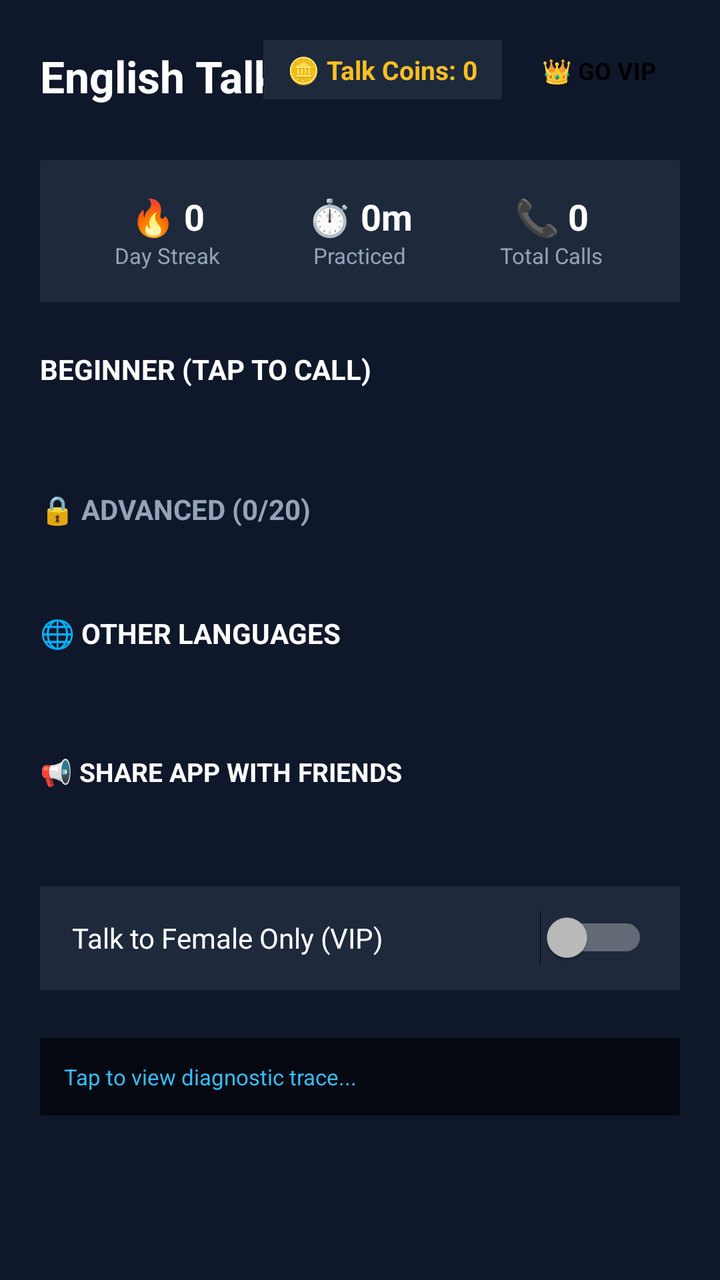
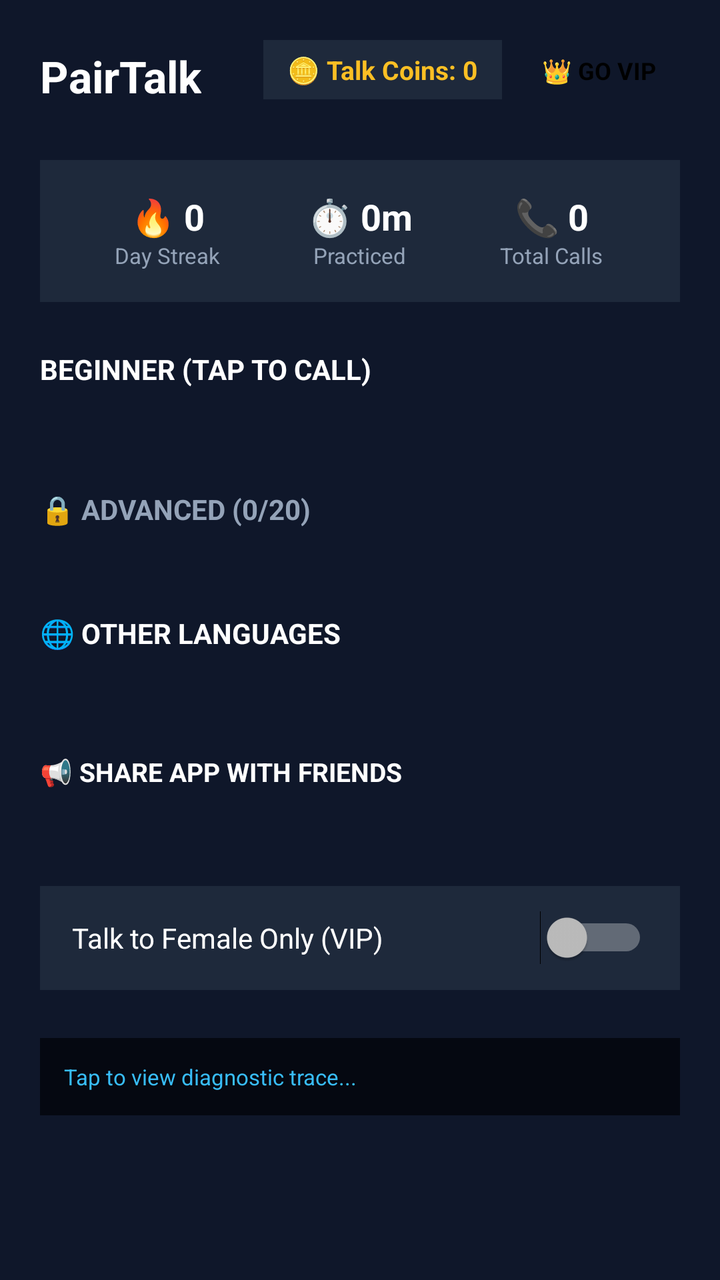

Screens rendered from an Android XML layout before and after an edit, with the pre-edit source and the edit as a unified diff.
<!-- AndroidManifest.xml: application theme android:Theme.Material.NoActionBar -->
<!-- res/layout/activity_main.xml -->
<?xml version="1.0" encoding="utf-8"?>
<FrameLayout xmlns:android="http://schemas.android.com/apk/res/android"
    android:layout_width="match_parent"
    android:layout_height="match_parent"
    android:background="#0F172A">

    
    <ScrollView
        android:layout_width="match_parent"
        android:layout_height="match_parent"
        android:fillViewport="true">

        <LinearLayout
            android:id="@+id/layoutDashboard"
            android:layout_width="match_parent"
            android:layout_height="wrap_content"
            android:orientation="vertical"
            android:padding="20dp">

            
            <RelativeLayout
                android:layout_width="match_parent"
                android:layout_height="wrap_content"
                android:layout_marginBottom="24dp">

                <TextView
                    android:layout_width="wrap_content"
                    android:layout_height="wrap_content"
                    android:layout_alignParentStart="true"
                    android:layout_centerVertical="true"
                    android:text="English Talk"
                    android:textColor="#FFFFFF"
                    android:textSize="22sp"
                    android:textStyle="bold" />

                <LinearLayout
                    android:layout_width="wrap_content"
                    android:layout_height="wrap_content"
                    android:layout_alignParentEnd="true"
                    android:layout_centerVertical="true"
                    android:orientation="horizontal">

                    <TextView
                        android:id="@+id/tvTalkCoinsBadge"
                        android:layout_width="wrap_content"
                        android:layout_height="wrap_content"
                        android:background="#1E293B"
                        android:paddingStart="12dp"
                        android:paddingTop="6dp"
                        android:paddingEnd="12dp"
                        android:paddingBottom="6dp"
                        android:text="🪙 Talk Coins: 0"
                        android:textColor="#FBBF24"
                        android:textSize="13sp"
                        android:textStyle="bold" />

                    <Button
                        android:id="@+id/btnVip"
                        android:layout_width="wrap_content"
                        android:layout_height="36dp"
                        android:layout_marginStart="8dp"
                        android:backgroundTint="#CA8A04"
                        android:minWidth="0dp"
                        android:paddingStart="12dp"
                        android:paddingEnd="12dp"
                        android:text="👑 GO VIP"
                        android:textColor="#000000"
                        android:textSize="12sp"
                        android:textStyle="bold" />
                </LinearLayout>
            </RelativeLayout>

            
            <LinearLayout
                android:layout_width="match_parent"
                android:layout_height="wrap_content"
                android:layout_marginBottom="24dp"
                android:background="#1E293B"
                android:orientation="horizontal"
                android:padding="16dp"
                android:weightSum="3">

                <LinearLayout
                    android:layout_width="0dp"
                    android:layout_height="wrap_content"
                    android:layout_weight="1"
                    android:gravity="center"
                    android:orientation="vertical">

                    <TextView
                        android:id="@+id/tvStreakVal"
                        android:layout_width="wrap_content"
                        android:layout_height="wrap_content"
                        android:text="🔥 0"
                        android:textColor="#FFFFFF"
                        android:textSize="18sp"
                        android:textStyle="bold" />

                    <TextView
                        android:layout_width="wrap_content"
                        android:layout_height="wrap_content"
                        android:text="Day Streak"
                        android:textColor="#94A3B8"
                        android:textSize="11sp" />
                </LinearLayout>

                <LinearLayout
                    android:layout_width="0dp"
                    android:layout_height="wrap_content"
                    android:layout_weight="1"
                    android:gravity="center"
                    android:orientation="vertical">

                    <TextView
                        android:id="@+id/tvTotalMinutesVal"
                        android:layout_width="wrap_content"
                        android:layout_height="wrap_content"
                        android:text="⏱️ 0m"
                        android:textColor="#FFFFFF"
                        android:textSize="18sp"
                        android:textStyle="bold" />

                    <TextView
                        android:layout_width="wrap_content"
                        android:layout_height="wrap_content"
                        android:text="Practiced"
                        android:textColor="#94A3B8"
                        android:textSize="11sp" />
                </LinearLayout>

                <LinearLayout
                    android:layout_width="0dp"
                    android:layout_height="wrap_content"
                    android:layout_weight="1"
                    android:gravity="center"
                    android:orientation="vertical">

                    <TextView
                        android:id="@+id/tvTotalCallsVal"
                        android:layout_width="wrap_content"
                        android:layout_height="wrap_content"
                        android:text="📞 0"
                        android:textColor="#FFFFFF"
                        android:textSize="18sp"
                        android:textStyle="bold" />

                    <TextView
                        android:layout_width="wrap_content"
                        android:layout_height="wrap_content"
                        android:text="Total Calls"
                        android:textColor="#94A3B8"
                        android:textSize="11sp" />
                </LinearLayout>
            </LinearLayout>

            
            <Button
                android:id="@+id/btnBeginner"
                android:layout_width="match_parent"
                android:layout_height="56dp"
                android:layout_marginBottom="14dp"
                android:backgroundTint="#16A34A"
                android:text="BEGINNER (TAP TO CALL)"
                android:textColor="#FFFFFF"
                android:textSize="14sp"
                android:textStyle="bold" />

            
            <Button
                android:id="@+id/btnAdvanced"
                android:layout_width="match_parent"
                android:layout_height="56dp"
                android:layout_marginBottom="6dp"
                android:backgroundTint="#334155"
                android:text="🔒 ADVANCED (0/20)"
                android:textColor="#94A3B8"
                android:textSize="14sp"
                android:textStyle="bold" />

            <TextView
                android:id="@+id/tvLockProgressPopup"
                android:layout_width="match_parent"
                android:layout_height="wrap_content"
                android:layout_marginBottom="14dp"
                android:gravity="center"
                android:textColor="#38BDF8"
                android:textSize="12sp"
                android:visibility="gone" />

            
            <Button
                android:id="@+id/btnOtherLanguages"
                android:layout_width="match_parent"
                android:layout_height="56dp"
                android:layout_marginBottom="14dp"
                android:backgroundTint="#7C3AED"
                android:text="🌐 OTHER LANGUAGES"
                android:textColor="#FFFFFF"
                android:textSize="14sp"
                android:textStyle="bold" />

            
            <Button
                android:id="@+id/btnShareApp"
                android:layout_width="match_parent"
                android:layout_height="52dp"
                android:layout_marginBottom="14dp"
                android:backgroundTint="#0D9488"
                android:text="📢 SHARE APP WITH FRIENDS"
                android:textColor="#FFFFFF"
                android:textSize="13sp"
                android:textStyle="bold" />

            
            <LinearLayout
                android:layout_width="match_parent"
                android:layout_height="52dp"
                android:layout_marginBottom="14dp"
                android:background="#1E293B"
                android:gravity="center_vertical"
                android:orientation="horizontal"
                android:paddingStart="16dp"
                android:paddingEnd="16dp">

                <TextView
                    android:layout_width="0dp"
                    android:layout_height="wrap_content"
                    android:layout_weight="1"
                    android:text="Talk to Female Only (VIP)"
                    android:textColor="#FFFFFF"
                    android:textSize="14sp" />

                <Switch
                    android:id="@+id/switchFemaleFilter"
                    android:layout_width="wrap_content"
                    android:layout_height="wrap_content" />
            </LinearLayout>

            
            <Button
                android:id="@+id/btnReconnectLast"
                android:layout_width="match_parent"
                android:layout_height="52dp"
                android:layout_marginBottom="10dp"
                android:backgroundTint="#E11D48"
                android:text="🔄 RECONNECT TO LAST CALLER"
                android:textColor="#FFFFFF"
                android:textSize="13sp"
                android:textStyle="bold"
                android:visibility="gone" />

            
            <Button
                android:id="@+id/btnDashboardReportLast"
                android:layout_width="match_parent"
                android:layout_height="46dp"
                android:layout_marginBottom="16dp"
                android:backgroundTint="#475569"
                android:text="⚠️ REPORT LAST CALLER"
                android:textColor="#FCA5A5"
                android:textSize="12sp"
                android:textStyle="bold"
                android:visibility="gone" />

            
            <TextView
                android:id="@+id/tvConsoleLogs"
                android:layout_width="match_parent"
                android:layout_height="wrap_content"
                android:layout_marginTop="10dp"
                android:background="#050811"
                android:padding="12dp"
                android:text="Tap to view diagnostic trace..."
                android:textColor="#38BDF8"
                android:textSize="11sp" />

        </LinearLayout>
    </ScrollView>

    
    <ScrollView
        android:id="@+id/layoutLanguages"
        android:layout_width="match_parent"
        android:layout_height="match_parent"
        android:background="#0F172A"
        android:fillViewport="true"
        android:visibility="gone">

        <LinearLayout
            android:layout_width="match_parent"
            android:layout_height="wrap_content"
            android:orientation="vertical"
            android:padding="20dp">

            <Button
                android:id="@+id/btnBackFromLanguages"
                android:layout_width="wrap_content"
                android:layout_height="wrap_content"
                android:layout_marginBottom="16dp"
                android:backgroundTint="#334155"
                android:text="← BACK TO ENGLISH"
                android:textColor="#FFFFFF" />

            <Button
                android:id="@+id/btnWatchAdReward"
                android:layout_width="match_parent"
                android:layout_height="50dp"
                android:layout_marginBottom="20dp"
                android:backgroundTint="#EAB308"
                android:text="🎁 WATCH AD (+2 COINS)"
                android:textColor="#000000"
                android:textStyle="bold" />

            <GridLayout
                android:layout_width="match_parent"
                android:layout_height="wrap_content"
                android:columnCount="2"
                android:useDefaultMargins="true">

                <Button android:id="@+id/btnLangHindi" android:layout_width="0dp" android:layout_columnWeight="1" android:text="HINDI" android:backgroundTint="#1E293B" android:textColor="#FFFFFF" />
                <Button android:id="@+id/btnLangPunjabi" android:layout_width="0dp" android:layout_columnWeight="1" android:text="PUNJABI" android:backgroundTint="#1E293B" android:textColor="#FFFFFF" />
                <Button android:id="@+id/btnLangMarathi" android:layout_width="0dp" android:layout_columnWeight="1" android:text="MARATHI" android:backgroundTint="#1E293B" android:textColor="#FFFFFF" />
                <Button android:id="@+id/btnLangBengali" android:layout_width="0dp" android:layout_columnWeight="1" android:text="BENGALI" android:backgroundTint="#1E293B" android:textColor="#FFFFFF" />
                <Button android:id="@+id/btnLangBhojpuri" android:layout_width="0dp" android:layout_columnWeight="1" android:text="BHOJPURI" android:backgroundTint="#1E293B" android:textColor="#FFFFFF" />
                <Button android:id="@+id/btnLangGujarati" android:layout_width="0dp" android:layout_columnWeight="1" android:text="GUJARATI" android:backgroundTint="#1E293B" android:textColor="#FFFFFF" />
                <Button android:id="@+id/btnLangKannada" android:layout_width="0dp" android:layout_columnWeight="1" android:text="KANNADA" android:backgroundTint="#1E293B" android:textColor="#FFFFFF" />
                <Button android:id="@+id/btnLangMalayalam" android:layout_width="0dp" android:layout_columnWeight="1" android:text="MALAYALAM" android:backgroundTint="#1E293B" android:textColor="#FFFFFF" />
                <Button android:id="@+id/btnLangTamil" android:layout_width="0dp" android:layout_columnWeight="1" android:text="TAMIL" android:backgroundTint="#1E293B" android:textColor="#FFFFFF" />
                <Button android:id="@+id/btnLangTelugu" android:layout_width="0dp" android:layout_columnWeight="1" android:text="TELUGU" android:backgroundTint="#1E293B" android:textColor="#FFFFFF" />
                <Button android:id="@+id/btnLangUrdu" android:layout_width="0dp" android:layout_columnWeight="1" android:text="URDU" android:backgroundTint="#1E293B" android:textColor="#FFFFFF" />
                <Button android:id="@+id/btnLangArabic" android:layout_width="0dp" android:layout_columnWeight="1" android:text="ARABIC" android:backgroundTint="#1E293B" android:textColor="#FFFFFF" />
            </GridLayout>
        </LinearLayout>
    </ScrollView>

    
    <LinearLayout
        android:id="@+id/layoutSearching"
        android:layout_width="match_parent"
        android:layout_height="match_parent"
        android:background="#0F172A"
        android:gravity="center"
        android:orientation="vertical"
        android:padding="24dp"
        android:visibility="gone">

        <ProgressBar
            android:layout_width="72dp"
            android:layout_height="72dp"
            android:indeterminateTint="#38BDF8" />

        <TextView
            android:id="@+id/tvSearchingStatus"
            android:layout_width="wrap_content"
            android:layout_height="wrap_content"
            android:layout_marginTop="24dp"
            android:layout_marginBottom="32dp"
            android:text="Searching for a partner..."
            android:textColor="#FFFFFF"
            android:textSize="16sp" />

        <Button
            android:id="@+id/btnCancelSearch"
            android:layout_width="200dp"
            android:layout_height="50dp"
            android:backgroundTint="#E11D48"
            android:text="CANCEL"
            android:textColor="#FFFFFF"
            android:textStyle="bold" />
    </LinearLayout>

    
    <RelativeLayout
        android:id="@+id/layoutCall"
        android:layout_width="match_parent"
        android:layout_height="match_parent"
        android:background="#090D16"
        android:padding="24dp"
        android:visibility="gone">

        
        <Button
            android:id="@+id/btnInCallReport"
            android:layout_width="44dp"
            android:layout_height="44dp"
            android:layout_alignParentEnd="true"
            android:layout_alignParentTop="true"
            android:backgroundTint="#334155"
            android:padding="0dp"
            android:text="⚐"
            android:textColor="#EF4444"
            android:textSize="20sp"
            android:visibility="gone" />

        <LinearLayout
            android:layout_width="wrap_content"
            android:layout_height="wrap_content"
            android:layout_centerInParent="true"
            android:gravity="center"
            android:orientation="vertical">

            <TextView
                android:id="@+id/tvCallPartnerName"
                android:layout_width="wrap_content"
                android:layout_height="wrap_content"
                android:text="Connected"
                android:textColor="#FFFFFF"
                android:textSize="22sp"
                android:textStyle="bold" />

            <TextView
                android:id="@+id/tvCallTimer"
                android:layout_width="wrap_content"
                android:layout_height="wrap_content"
                android:layout_marginTop="12dp"
                android:text="00:00"
                android:textColor="#38BDF8"
                android:textSize="28sp"
                android:textStyle="bold" />
        </LinearLayout>

        
        <LinearLayout
            android:layout_width="match_parent"
            android:layout_height="wrap_content"
            android:layout_alignParentBottom="true"
            android:gravity="center"
            android:orientation="horizontal">

            <Button
                android:id="@+id/btnMute"
                android:layout_width="64dp"
                android:layout_height="64dp"
                android:layout_marginEnd="16dp"
                android:backgroundTint="#1E293B"
                android:text="🎤"
                android:textSize="22sp" />

            <Button
                android:id="@+id/btnSpeaker"
                android:layout_width="64dp"
                android:layout_height="64dp"
                android:layout_marginEnd="16dp"
                android:backgroundTint="#1E293B"
                android:text="🔈"
                android:textSize="22sp" />

            <Button
                android:id="@+id/btnEndCall"
                android:layout_width="64dp"
                android:layout_height="64dp"
                android:backgroundTint="#DC2626"
                android:text="📞"
                android:textSize="22sp" />
        </LinearLayout>
    </RelativeLayout>

    
    <FrameLayout
        android:id="@+id/layoutBannerAd"
        android:layout_width="match_parent"
        android:layout_height="wrap_content"
        android:layout_gravity="bottom" />

</FrameLayout>
<!-- resources referenced by this layout -->
<resources>

</resources>

<!-- the commit's change to res/layout/activity_main.xml (unified diff, before → after) -->
@@ -28,7 +28,7 @@
                     android:layout_height="wrap_content"
                     android:layout_alignParentStart="true"
                     android:layout_centerVertical="true"
-                    android:text="English Talk"
+                    android:text="PairTalk"
                     android:textColor="#FFFFFF"
                     android:textSize="22sp"
                     android:textStyle="bold" />
